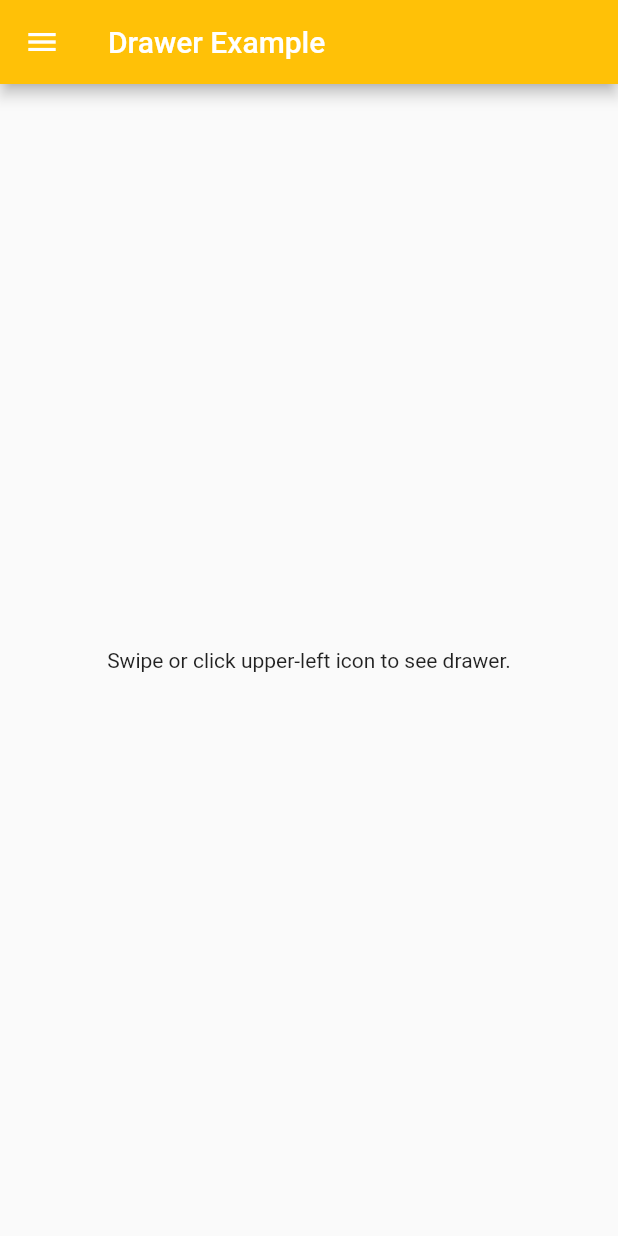
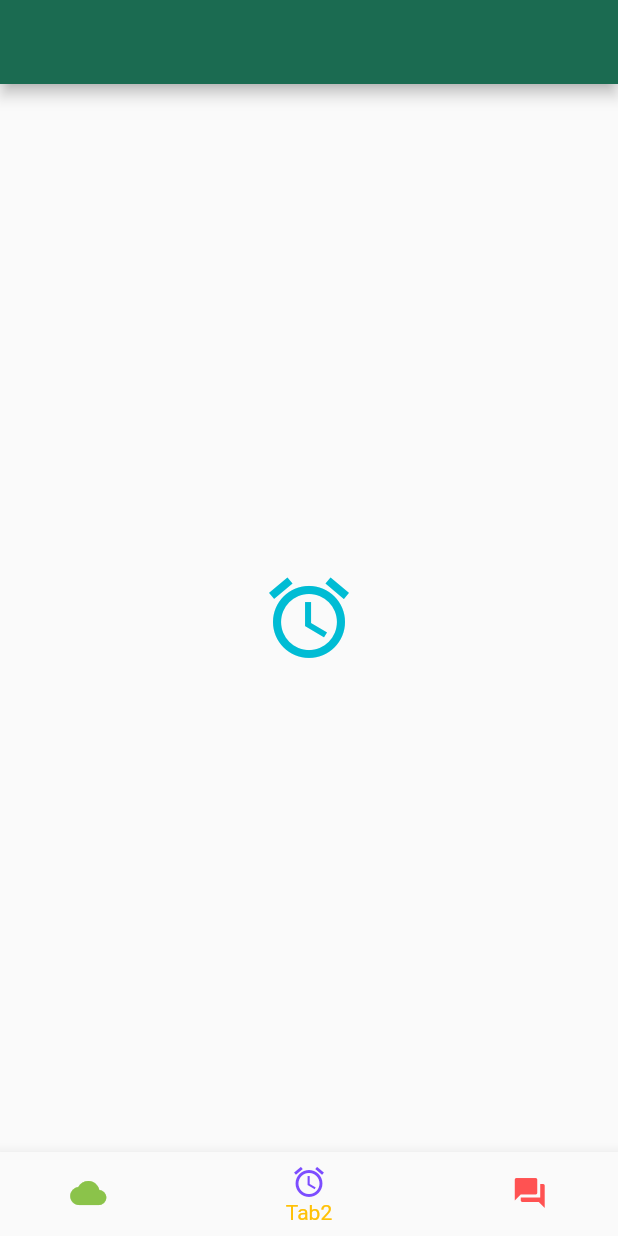
Before and after one commit to ForhadIsrafil/my-flutter-basics-code-modules, a Flutter app: the screen it shows after launch, on a phone screen of 412 x 824 dp. Run offline on Flutter 3.47's test engine with Material 2 defaults, Android fonts, the phone set to English and light mode, and no system bars; our stand-ins replace badges, convex_bottom_bar, fluttertoast.

Commit message:
tab navigationbar

```diff
--- /dev/null
+++ b/lib/NavigationExamples/BottomNavigationBarExample.dart
@@ -0,0 +1,52 @@
+import 'package:flutter/material.dart';
+
+class BottomNavigationBarExample extends StatefulWidget {
+  const BottomNavigationBarExample({super.key});
+
+  @override
+  State<BottomNavigationBarExample> createState() =>
+      _BottomNavigationBarExampleState();
+}
+
+class _BottomNavigationBarExampleState
+    extends State<BottomNavigationBarExample> {
+  int _currentTabIndex = 1;
+
+  @override
+  Widget build(BuildContext context) {
+    final kTabPages = [
+      const Center(child: Icon(Icons.cloud, size: 64.0, color: Colors.teal)),
+      const Center(child: Icon(Icons.alarm, size: 64.0, color: Colors.cyan)),
+      const Center(child: Icon(Icons.forum, size: 64.0, color: Colors.blue)),
+    ];
+
+    final kBottomNavBarItems = [
+      const BottomNavigationBarItem(
+          icon: Icon(Icons.cloud, color: Colors.lightGreen,), label: 'Tab1', tooltip: 'Tab1'),
+      const BottomNavigationBarItem(
+          icon: Icon(Icons.alarm, color: Colors.deepPurpleAccent,), label: 'Tab2', tooltip: 'Tab2'),
+      const BottomNavigationBarItem(
+          icon: Icon(Icons.forum, color: Colors.redAccent,), label: 'Tab3', tooltip: 'Tab3'),
+    ];
+    assert(kTabPages.length == kBottomNavBarItems.length);
+
+    final bottomNavBar = BottomNavigationBar(
+      backgroundColor: Colors.lightGreenAccent,
+      fixedColor: Colors.amber,
+      items: kBottomNavBarItems,
+      // iconSize: 30.0,
+      currentIndex: _currentTabIndex,
+      type: BottomNavigationBarType.shifting,
+      onTap: (int index) {
+        setState(() {
+          _currentTabIndex = index;
+        });
+      },
+    );
+    return Scaffold(
+      appBar: AppBar(),
+      body: kTabPages[_currentTabIndex],
+      bottomNavigationBar: bottomNavBar,
+    );
+  }
+}
--- a/lib/main.dart
+++ b/lib/main.dart
@@ -4,7 +4,7 @@ import 'basics_widgets/dropdown_examples.dart';
 import 'layout/StackExamples.dart';
 import 'ListsExamples/ExpansionTileExample.dart';
 import 'AppBarExamples/ConvexAppBarExample.dart';
-import 'NavigationExamples/NavigationDrawerExample.dart';
+import 'NavigationExamples/BottomNavigationBarExample.dart';
 
 void main() => runApp(const MyApp());
 
@@ -22,7 +22,7 @@ class MyApp extends StatelessWidget {
           // primarySwatch: Colors.indigo,
           colorScheme: ColorScheme.fromSeed(
               seedColor: const Color.fromARGB(255, 183, 244, 216))),
-      home: const NavigationDrawerExample(),
+      home: const BottomNavigationBarExample(),
     );
   }
 }
```
Also changed, not shown: lib/NavigationExamples/BottomTabBarExamples.dart (added, +59 -0 lines).
